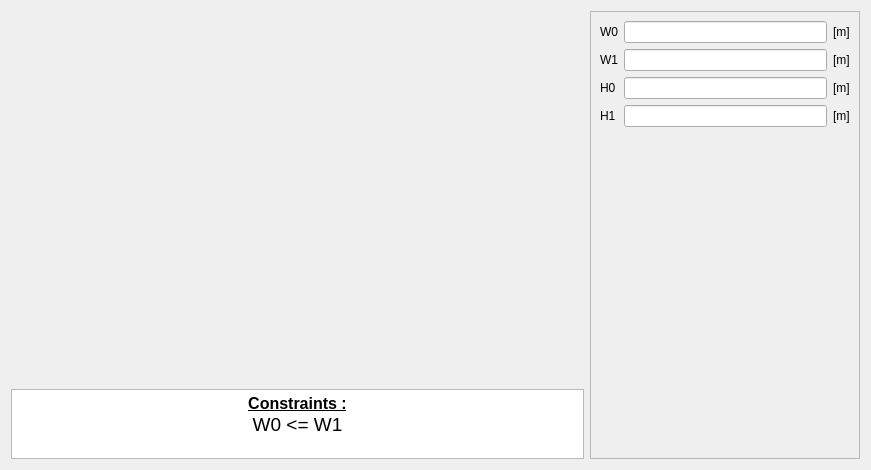
Eomys/pyleecan, file pyleecan/GUI/Dialog/DMachineSetup/SMSlot/PMSlot16/PMSlot16.ui: the form before one commit.
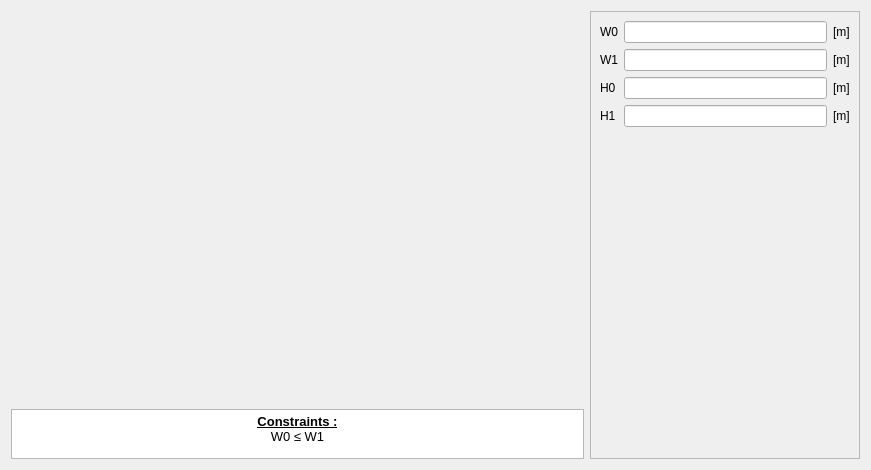
The form after the commit. Icons and pictures are not drawn. Custom widgets are drawn as their Qt base class.

Commit message: [NF] update QTextEdit font when generating GUI + better display math symbols

What changed in the file:
```diff
--- a/pyleecan/GUI/Dialog/DMachineSetup/SMSlot/PMSlot16/PMSlot16.ui
+++ b/pyleecan/GUI/Dialog/DMachineSetup/SMSlot/PMSlot16/PMSlot16.ui
@@ -67,7 +67,7 @@
        <property name="maximumSize">
         <size>
          <width>16777215</width>
-         <height>70</height>
+         <height>50</height>
         </size>
        </property>
        <property name="verticalScrollBarPolicy">
@@ -78,8 +78,8 @@
 &lt;html&gt;&lt;head&gt;&lt;meta name=&quot;qrichtext&quot; content=&quot;1&quot; /&gt;&lt;style type=&quot;text/css&quot;&gt;
 p, li { white-space: pre-wrap; }
 &lt;/style&gt;&lt;/head&gt;&lt;body style=&quot; font-family:'MS Shell Dlg 2'; font-size:7.8pt; font-weight:400; font-style:normal;&quot;&gt;
-&lt;p align=&quot;center&quot; style=&quot; margin-top:0px; margin-bottom:0px; margin-left:0px; margin-right:0px; -qt-block-indent:0; text-indent:0px;&quot;&gt;&lt;span style=&quot; font-size:12pt; font-weight:600; text-decoration: underline;&quot;&gt;Constraints :&lt;/span&gt;&lt;/p&gt;
-&lt;p align=&quot;center&quot; style=&quot; margin-top:0px; margin-bottom:0px; margin-left:0px; margin-right:0px; -qt-block-indent:0; text-indent:0px;&quot;&gt;&lt;span style=&quot; font-size:14pt;&quot;&gt;W0 &amp;lt;= W1&lt;/span&gt;&lt;/p&gt;&lt;/body&gt;&lt;/html&gt;</string>
+&lt;p align=&quot;center&quot; style=&quot; margin-top:0px; margin-bottom:0px; margin-left:0px; margin-right:0px; -qt-block-indent:0; text-indent:0px;&quot;&gt;&lt;span style=&quot; font-size:10pt; font-weight:600; text-decoration: underline;&quot;&gt;Constraints :&lt;/span&gt;&lt;/p&gt;
+&lt;p align=&quot;center&quot; style=&quot; margin-top:0px; margin-bottom:0px; margin-left:0px; margin-right:0px; -qt-block-indent:0; text-indent:0px;&quot;&gt;&lt;span style=&quot; font-size:10pt;&quot;&gt;W0 ≤ W1&lt;/span&gt;&lt;/p&gt;&lt;/body&gt;&lt;/html&gt;</string>
        </property>
        <property name="textInteractionFlags">
         <set>Qt::TextSelectableByKeyboard|Qt::TextSelectableByMouse</set>
```
The commit also changes 66 other files.
